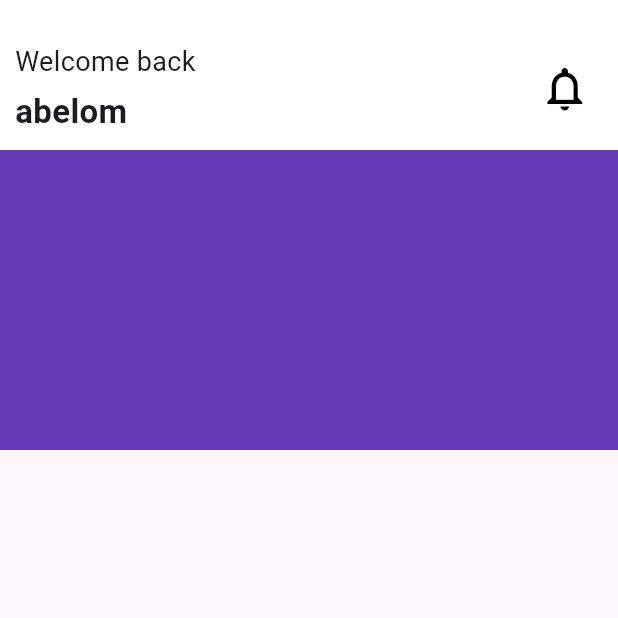
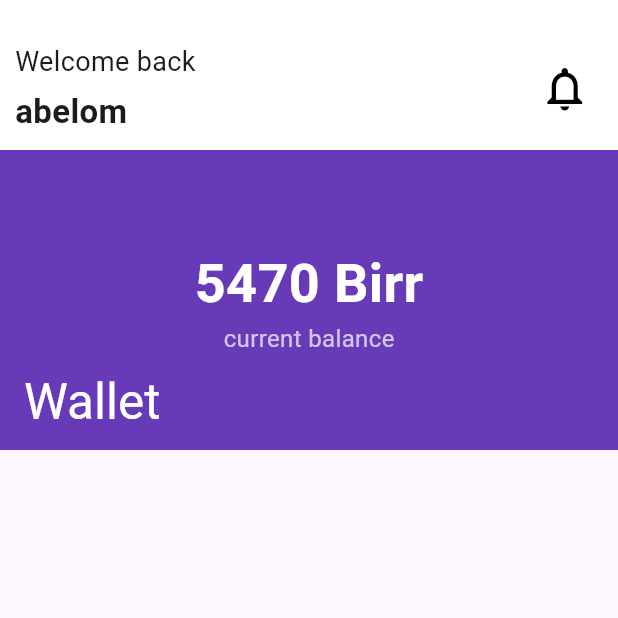
Before and after one commit to Melak-tefera/payment-app-prototype, a Flutter app: the screen it shows after launch, on a phone screen of 412 x 824 dp, the top half of it. Run offline on Flutter 3.47's test engine with Material 3 defaults, Android fonts, the phone set to English and light mode, and no system bars.

Commit message:
Feat: flexiblespacebar

```diff
--- a/lib/pages/homepage.dart
+++ b/lib/pages/homepage.dart
@@ -59,7 +59,36 @@ const HomePage({super.key});
           SliverAppBar(
             backgroundColor: Colors.deepPurple,
             expandedHeight: 200,
-
+            flexibleSpace: FlexibleSpaceBar(
+              titlePadding: EdgeInsets.symmetric(horizontal: 16, vertical: 10),
+              centerTitle: false,
+              background: Column(
+                mainAxisAlignment: MainAxisAlignment.center,
+                children: [
+                  Text(
+                    "5470 Birr",
+                    style: TextStyle(
+                      color: Colors.white,
+                      fontSize: 36,
+                      fontWeight: FontWeight.bold
+                    ),
+                    ),
+                    Text(
+                      "current balance",
+                      style: TextStyle(
+                        color: Colors.white70,
+                        fontSize: 16,
+                      ),
+                      )
+                ],
+              ),
+              title: Text(
+                "Wallet",
+                style: TextStyle(
+                  color: Colors.white
+                ),
+                ),
+            ),
           )
         ],
       ),
```
